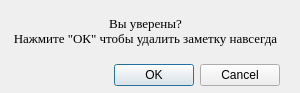
This is gui/delete_note.ui in NoValeria/organiser as Qt 5 draws it before an edit. The edited form follows.
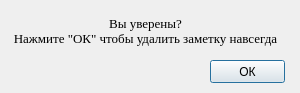
This is the edited form.

```diff
--- a/gui/delete_note.ui
+++ b/gui/delete_note.ui
@@ -13,22 +13,6 @@
   <property name="windowTitle">
    <string>Dialog</string>
   </property>
-  <widget class="QDialogButtonBox" name="buttonBox">
-   <property name="geometry">
-    <rect>
-     <x>30</x>
-     <y>60</y>
-     <width>250</width>
-     <height>30</height>
-    </rect>
-   </property>
-   <property name="orientation">
-    <enum>Qt::Horizontal</enum>
-   </property>
-   <property name="standardButtons">
-    <set>QDialogButtonBox::Cancel|QDialogButtonBox::Ok</set>
-   </property>
-  </widget>
   <widget class="QLabel" name="label">
    <property name="geometry">
     <rect>
@@ -57,6 +41,19 @@
     <set>Qt::AlignCenter</set>
    </property>
   </widget>
+  <widget class="QPushButton" name="ok_button">
+   <property name="geometry">
+    <rect>
+     <x>210</x>
+     <y>60</y>
+     <width>75</width>
+     <height>23</height>
+    </rect>
+   </property>
+   <property name="text">
+    <string>ОК</string>
+   </property>
+  </widget>
  </widget>
  <resources/>
  <connections>
```
Left out of the diff: 41 changed lines with no effect on the pictures.
